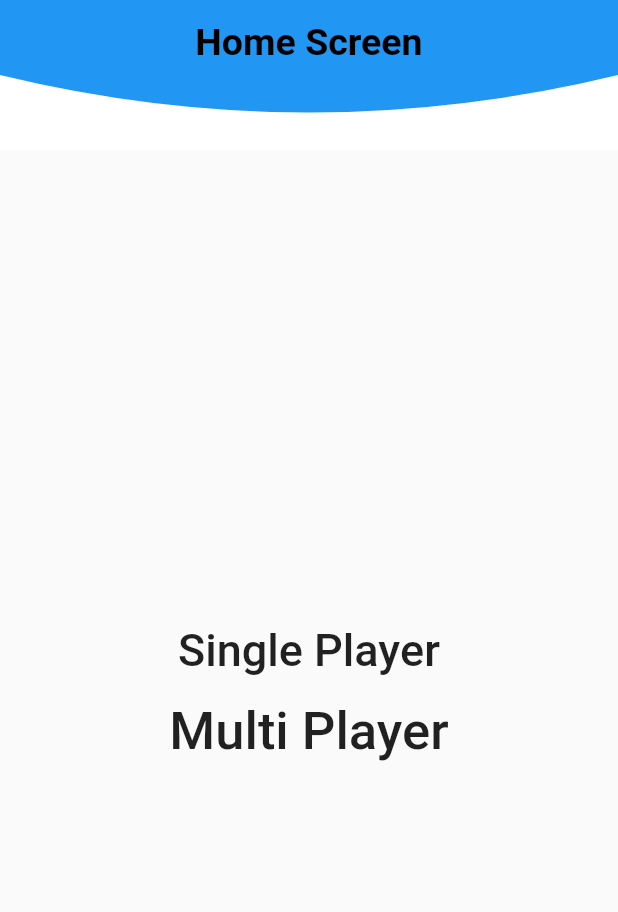
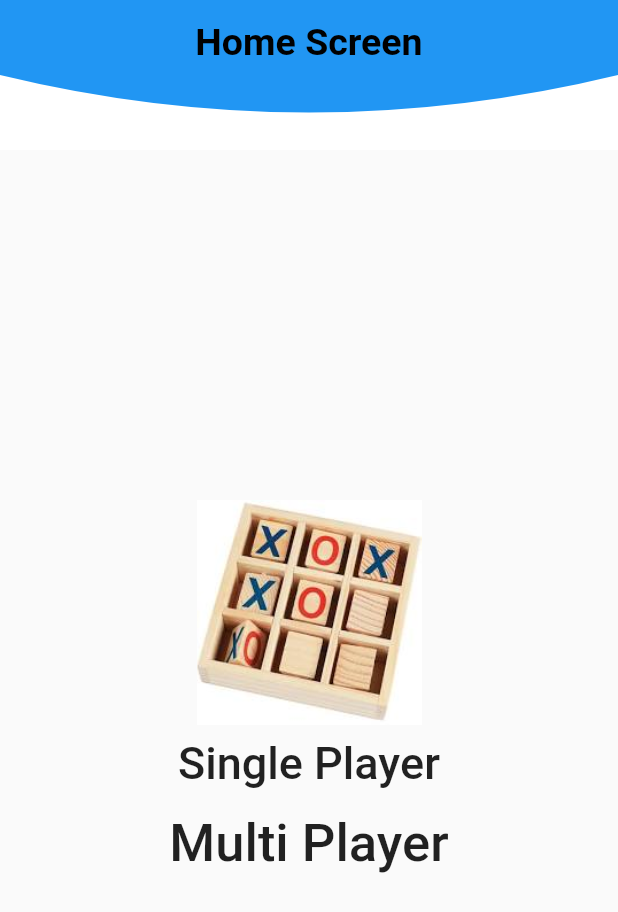
Before and after one commit to ryadav123/map2020-TicTacToe, a Flutter app: the screen it shows after launch, on a phone screen of 412 x 824 dp. Shown: the top 912 px of the screen. Run offline on Flutter 3.47's test engine with Material 2 defaults, Android fonts, the phone set to English and light mode, and no system bars; our stand-ins replace firebase_auth, firebase_core, firebase_database, firebase_messaging, google_sign_in, shared_preferences; accounts and stored records are empty.

Commit message:
before changes

```diff
--- a/lib/screens/home_screen.dart
+++ b/lib/screens/home_screen.dart
@@ -80,6 +80,7 @@ class _HomeState extends State<HomeScreen> {
         child: Column(
           mainAxisAlignment: MainAxisAlignment.center,
           children: [
+            Image.asset('assets/images/tictactoe.jpg',width: 210,height: 150),
             MaterialButton(
                 onPressed: () {
                   Navigator.of(context).pushNamed(GameScreen.routeName);
@@ -207,7 +208,6 @@ class _HomeState extends State<HomeScreen> {
     prefs.setString('userName', userName);
   }
 
-  // Not sure how FCM token gets updated yet
   // just to make sure correct one is always set
   void updateFcmToken() async {
     var currentUser = await _auth.currentUser;
--- a/pubspec.yaml
+++ b/pubspec.yaml
@@ -57,6 +57,7 @@ flutter:
   assets:
     - assets/images/NeonGreenO.png
     - assets/images/NeonRedX.png
+    - assets/images/tictactoe.jpg
 
   # An image asset can refer to one or more resolution-specific "variants", see
   # https://flutter.dev/assets-and-images/#resolution-aware.
```
Also changed, not shown: lib/common/constants.dart (deleted, +0 -19 lines), assets/images/tictactoe.jpg (added).
